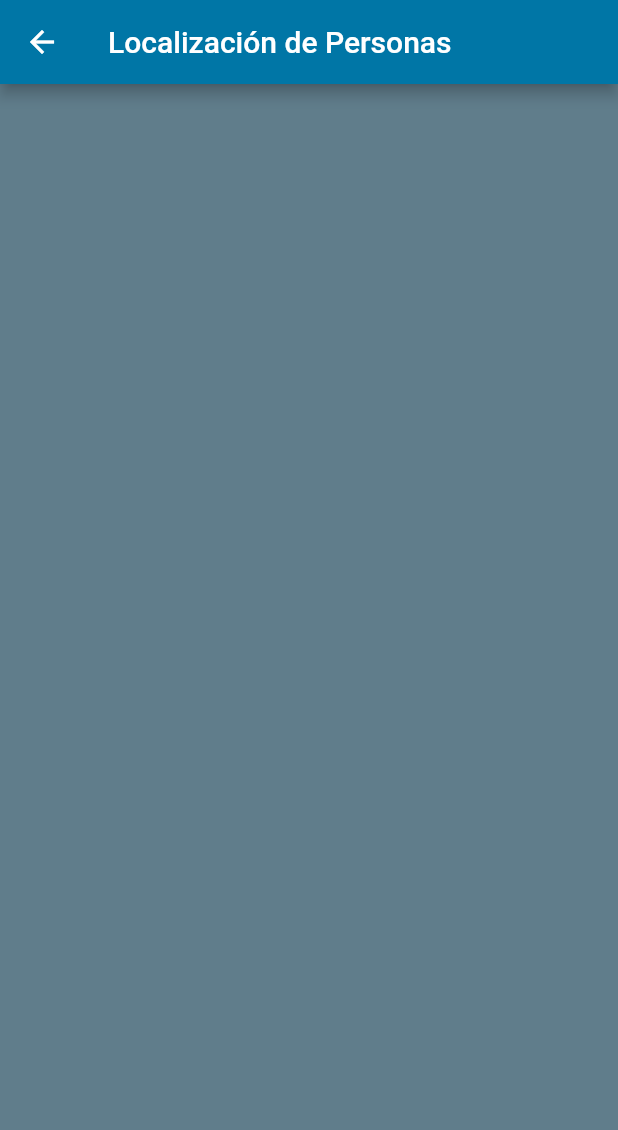
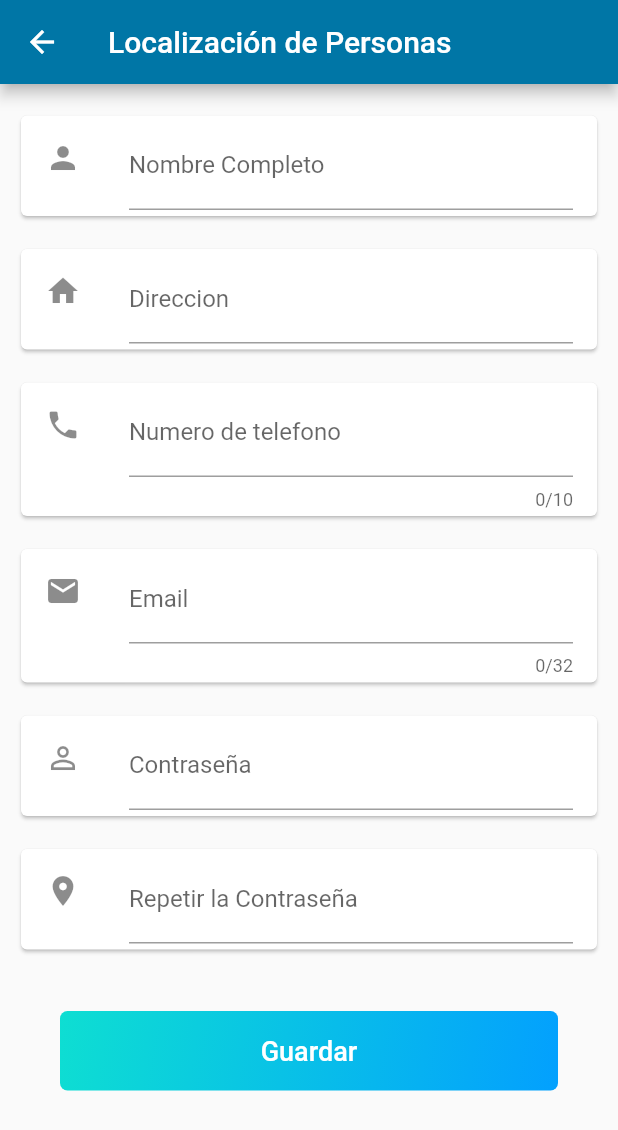
Before and after one commit to daniort/sezamiapp, a Flutter app: the LocalPersonas screen opened directly, on a phone screen of 412 x 824 dp. Shown: the top 1130 px of the screen. Run offline on Flutter 3.47's test engine with Material 2 defaults, Android fonts, the phone set to English and light mode, and no system bars; our stand-ins replace carousel_pro, font_awesome_flutter, google_fonts, table_calendar.

Commit message:
localizacion personas

```diff
--- a/lib/Widgets/widget_programas/local_personas_wid.dart
+++ b/lib/Widgets/widget_programas/local_personas_wid.dart
@@ -1,4 +1,5 @@
 import 'package:flutter/material.dart';
+import 'package:font_awesome_flutter/font_awesome_flutter.dart';
 import 'package:url_launcher/url_launcher.dart';
 
 class LocalPersonas extends StatelessWidget {
@@ -18,11 +19,199 @@ class LocalPersonas extends StatelessWidget {
         appBar: AppBar(
           title: Text('Localización de Personas'),
         ),
-        body: new Padding(
-          padding: EdgeInsets.all(0.0),
-          child: Container(
-            color: Colors.blueGrey
-          ),
-        ));
+        body: formulario());
   }
 }
+
+class formulario extends StatefulWidget {
+  @override
+  _RegisterPageState createState() => _RegisterPageState();
+}
+
+class _RegisterPageState extends State<formulario> {
+  GlobalKey<FormState> keyForm = new GlobalKey();
+  TextEditingController nameCtrl = new TextEditingController();
+  TextEditingController directCtrl = new TextEditingController();
+  TextEditingController mobileCtrl = new TextEditingController();
+  TextEditingController emailCtrl = new TextEditingController();
+  TextEditingController namedCtrl = new TextEditingController();
+  TextEditingController placeCtrl = new TextEditingController();
+  TextEditingController dataCtrl = new TextEditingController();
+  TextEditingController destiCtrl = new TextEditingController();
+
+  @override
+  Widget build(BuildContext context) {
+    return MaterialApp(
+      home: new Scaffold(
+        body: new SingleChildScrollView(
+          child: new Container(
+            margin: new EdgeInsets.all(10.0),
+            child: new Form(
+              key: keyForm,
+              child: formUI(),
+            ),
+          ),
+        ),
+      ),
+    );
+  }
+
+  formItemsDesign(icon, item) {
+    return Padding(
+      padding: EdgeInsets.symmetric(vertical: 7),
+      child: Card(child: ListTile(leading: Icon(icon), title: item)),
+    );
+  }
+
+
+  Widget formUI() {
+    return Column(
+      children: <Widget>[
+        formItemsDesign(
+            Icons.person,
+            TextFormField(
+              controller: nameCtrl,
+              decoration: new InputDecoration(
+                labelText: 'Nombre Completo',
+              ),
+              validator: validateName,
+            )),
+
+        formItemsDesign(
+            Icons.home,
+            TextFormField(
+              controller: directCtrl,
+              decoration: new InputDecoration(
+                labelText: 'Direccion',
+              ),
+              validator: validateDirection,
+            )),
+
+        formItemsDesign(
+            Icons.phone,
+            TextFormField(
+              controller: mobileCtrl,
+              decoration: new InputDecoration(
+                labelText: 'Numero de telefono',
+              ),
+              keyboardType: TextInputType.phone,
+              maxLength: 10,
+              validator: validateMobile,
+            )),
+
+        formItemsDesign(
+            Icons.email,
+            TextFormField(
+              controller: emailCtrl,
+              decoration: new InputDecoration(
+                labelText: 'Email',
+              ),
+              keyboardType: TextInputType.emailAddress,
+              maxLength: 32,
+              validator: validateEmail,
+            )),
+
+        formItemsDesign(
+            Icons.person_outline,
+            TextFormField(
+              controller: namedCtrl,
+              obscureText: true,
+              decoration: InputDecoration(
+                labelText: 'Contraseña',
+              ),
+            )),
+
+        formItemsDesign(
+            Icons.place,
+            TextFormField(
+              controller: placeCtrl,
+              obscureText: true,
+              decoration: InputDecoration(
+                labelText: 'Repetir la Contraseña',
+              ),
+            )),
+        GestureDetector(
+            onTap: () {
+              save();
+            },
+            child: Container(
+              margin: new EdgeInsets.all(30.0),
+              alignment: Alignment.center,
+              decoration: ShapeDecoration(
+                shape: RoundedRectangleBorder(
+                    borderRadius: BorderRadius.circular(5.0)),
+                gradient: LinearGradient(colors: [
+                  Color(0xFF0EDED2),
+                  Color(0xFF03A0FE),
+                ], begin: Alignment.topLeft, end: Alignment.bottomRight),
+              ),
+              child: Text("Guardar",
+                  style: TextStyle(
+                      color: Colors.white,
+                      fontSize: 18,
+                      fontWeight: FontWeight.w500)),
+              padding: EdgeInsets.only(top: 16, bottom: 16),
+            ))
+      ],
+    );
+  }
+
+
+
+  String validateName(String value) {
+    String pattern = r'(^[a-zA-Z ]*$)';
+    RegExp regExp = new RegExp(pattern);
+    if (value.length == 0) {
+      return "El nombre es necesario";
+    } else if (!regExp.hasMatch(value)) {
+      return "El nombre debe de ser a-z y A-Z";
+    }
+    return null;
+  }
+
+  String validateMobile(String value) {
+    String patttern = r'(^[0-9]*$)';
+    RegExp regExp = new RegExp(patttern);
+    if (value.length == 0) {
+      return "El telefono es necesariod";
+    } else if (value.length != 10) {
+      return "El numero debe tener 10 digitos";
+    }
+    return null;
+  }
+
+  String validateEmail(String value) {
+    String pattern =
+        r'(^[a-zA-Z ]*$)@(^[0-9]*$)';
+    RegExp regExp = new RegExp(pattern);
+    if (value.length == 0) {
+      return "El correo es necesario";
+    } else if (!regExp.hasMatch(value)) {
+      return "Correo invalido";
+    } else {
+      return null;
+    }
+  }
+
+  String validateDirection(String value) {
+    String pattern =
+        r'^((\[[0-9]{1,3}\.[0-9]{1,3}\.[0-9]{1,3}\.[0-9]{1,3}\])|(([a-zA-Z\-0-9]+\.)+[a-zA-Z]{2,}))$';
+    RegExp regExp = new RegExp(pattern);
+    if (value.length == 0) {
+      return "La Direccion es necesario";
+    } else if (!regExp.hasMatch(value)) {
+      return "Direccion invalido";
+    } else {
+      return null;
+    }
+  }
+
+  save() {
+    if (keyForm.currentState.validate()) {
+      print("Nombre ${nameCtrl.text}");
+      print("Telefono ${mobileCtrl.text}");
+      print("Correo ${emailCtrl.text}");
+      keyForm.currentState.reset();
+    }
+  }
+}
```
